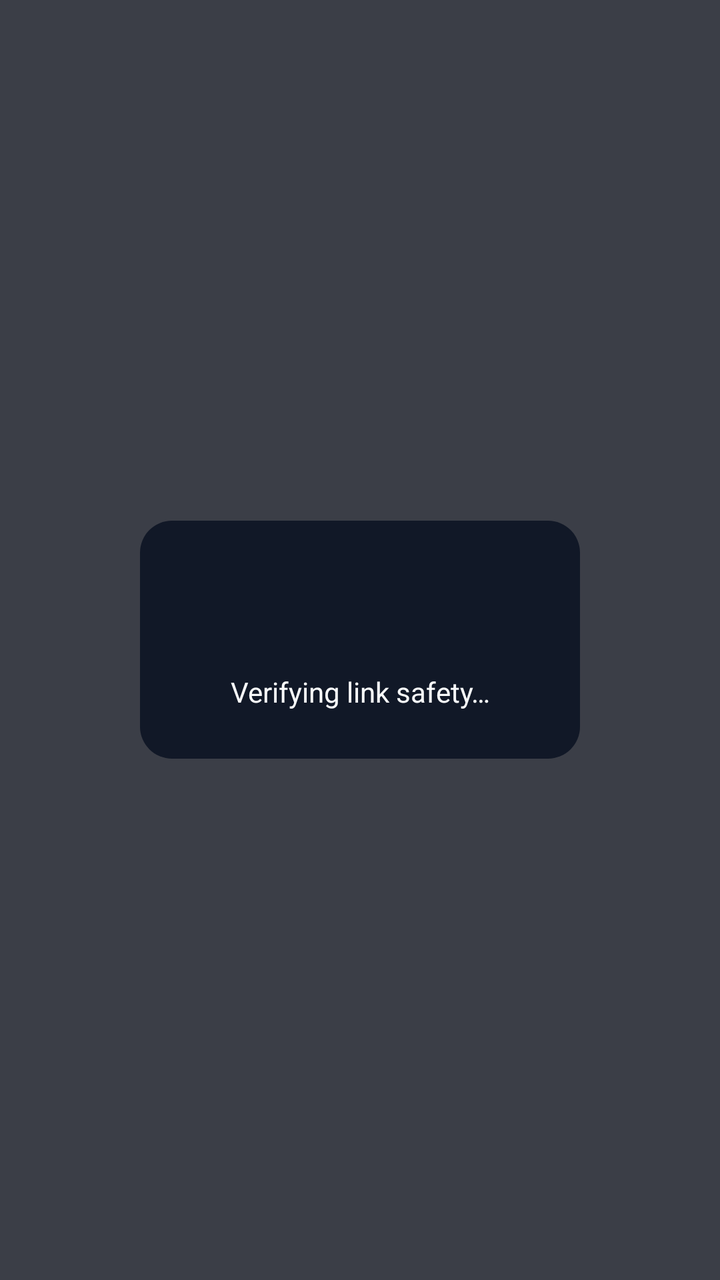
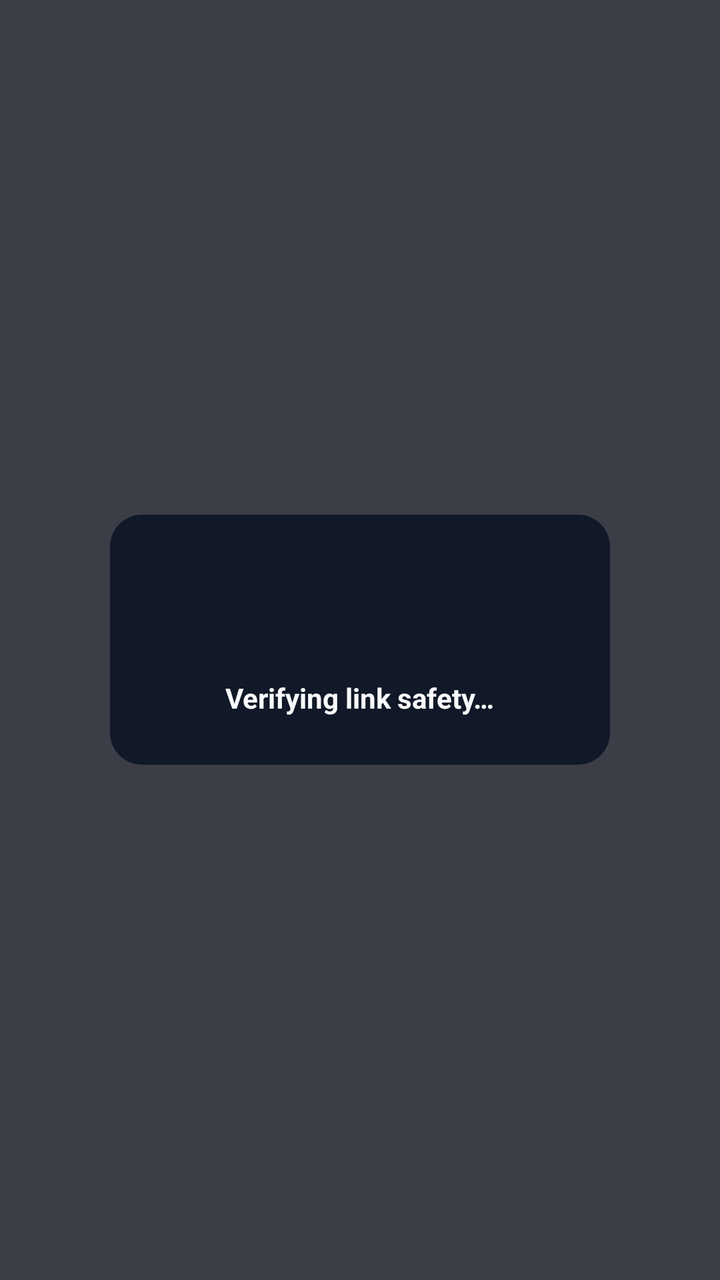

Screens rendered from an Android XML layout before and after an edit, with the pre-edit source and the edit as a unified diff.
<!-- AndroidManifest.xml: activity theme Theme.Translucent -->
<!-- res/layout/activity_link_interceptor.xml -->
<?xml version="1.0" encoding="utf-8"?>
<FrameLayout
    xmlns:android="http://schemas.android.com/apk/res/android"
    android:layout_width="match_parent"
    android:layout_height="match_parent"
    android:background="@android:color/transparent">

    
    <View
        android:layout_width="match_parent"
        android:layout_height="match_parent"
        android:background="#CC0A0E1A" />

    
    <LinearLayout
        android:layout_width="220dp"
        android:layout_height="wrap_content"
        android:layout_gravity="center"
        android:orientation="vertical"
        android:gravity="center"
        android:background="@drawable/card_bg_rounded"
        android:padding="24dp">

        <ProgressBar
            android:id="@+id/progressBar"
            android:layout_width="40dp"
            android:layout_height="40dp"
            android:indeterminateTint="@color/accent_cyan"
            android:layout_marginBottom="12dp" />

        <TextView
            android:id="@+id/tvStatus"
            android:layout_width="wrap_content"
            android:layout_height="wrap_content"
            android:text="Verifying link safety…"
            android:textColor="@color/text_primary"
            android:textSize="14sp"
            android:gravity="center" />

    </LinearLayout>

</FrameLayout>
<!-- resources referenced by this layout -->
<resources>
  <color name="accent_cyan">#00D4FF</color>
  <color name="text_primary">#F9FAFB</color>
  <!-- drawable card_bg_rounded (drawable) -->
  <?xml version="1.0" encoding="utf-8"?>
  <shape xmlns:android="http://schemas.android.com/apk/res/android" android:shape="rectangle">
      <solid android:color="@color/surface_dark" /><corners android:radius="16dp" />
  </shape>
  <style name="Theme.Translucent" parent="Theme.MaterialComponents.DayNight.NoActionBar">
          <item name="android:windowIsTranslucent">true</item>
          <item name="android:windowBackground">@android:color/transparent</item>
          <item name="android:windowNoTitle">true</item>
          <item name="android:windowIsFloating">false</item>
          <item name="android:backgroundDimEnabled">false</item>
          <item name="android:windowAnimationStyle">@android:style/Animation</item>
      </style>
  <color name="surface_dark">#111827</color>
</resources>

<!-- the commit's change to res/layout/activity_link_interceptor.xml (unified diff, before → after) -->
@@ -1,6 +1,7 @@
 <?xml version="1.0" encoding="utf-8"?>
 <FrameLayout
     xmlns:android="http://schemas.android.com/apk/res/android"
+    android:id="@+id/rootLayout"
     android:layout_width="match_parent"
     android:layout_height="match_parent"
     android:background="@android:color/transparent">
@@ -13,7 +14,8 @@
 
     
     <LinearLayout
-        android:layout_width="220dp"
+        android:id="@+id/cardContainer"
+        android:layout_width="250dp"
         android:layout_height="wrap_content"
         android:layout_gravity="center"
         android:orientation="vertical"
@@ -23,10 +25,19 @@
 
         <ProgressBar
             android:id="@+id/progressBar"
-            android:layout_width="40dp"
-            android:layout_height="40dp"
+            android:layout_width="44dp"
+            android:layout_height="44dp"
             android:indeterminateTint="@color/accent_cyan"
-            android:layout_marginBottom="12dp" />
+            android:layout_marginBottom="14dp" />
+
+        <ImageView
+            android:id="@+id/ivVerifiedBadge"
+            android:layout_width="52dp"
+            android:layout_height="52dp"
+            android:src="@drawable/ic_verified_safe"
+            android:visibility="gone"
+            android:layout_marginBottom="14dp"
+            android:contentDescription="Verified Safe" />
 
         <TextView
             android:id="@+id/tvStatus"
@@ -35,6 +46,18 @@
             android:text="Verifying link safety…"
             android:textColor="@color/text_primary"
             android:textSize="14sp"
+            android:textStyle="bold"
+            android:gravity="center" />
+
+        <TextView
+            android:id="@+id/tvSubStatus"
+            android:layout_width="wrap_content"
+            android:layout_height="wrap_content"
+            android:text="Proceeding to website…"
+            android:textColor="@color/safe_green"
+            android:textSize="12sp"
+            android:visibility="gone"
+            android:layout_marginTop="4dp"
             android:gravity="center" />
 
     </LinearLayout>
<!-- resource entries referenced after the edit -->
@@ -1,12 +1,25 @@
 <!-- resources referenced by this layout -->
 <resources>
   <color name="accent_cyan">#00D4FF</color>
+  <color name="safe_green">#10B981</color>
   <color name="text_primary">#F9FAFB</color>
   <!-- drawable card_bg_rounded (drawable) -->
   <?xml version="1.0" encoding="utf-8"?>
   <shape xmlns:android="http://schemas.android.com/apk/res/android" android:shape="rectangle">
       <solid android:color="@color/surface_dark" /><corners android:radius="16dp" />
   </shape>
+  <!-- drawable ic_verified_safe (drawable) -->
+  <?xml version="1.0" encoding="utf-8"?>
+  <vector xmlns:android="http://schemas.android.com/apk/res/android"
+      android:width="52dp"
+      android:height="52dp"
+      android:viewportWidth="24"
+      android:viewportHeight="24">
+      
+      <path
+          android:fillColor="#10B981"
+          android:pathData="M12,1L3,5v6c0,5.55 3.84,10.74 9,12c5.16,-1.26 9,-6.45 9,-12V5L12,1z M10,17l-4,-4 1.41,-1.41L10,14.17l6.59,-6.59L18,9L10,17z" />
+  </vector>
   <style name="Theme.Translucent" parent="Theme.MaterialComponents.DayNight.NoActionBar">
           <item name="android:windowIsTranslucent">true</item>
           <item name="android:windowBackground">@android:color/transparent</item>
